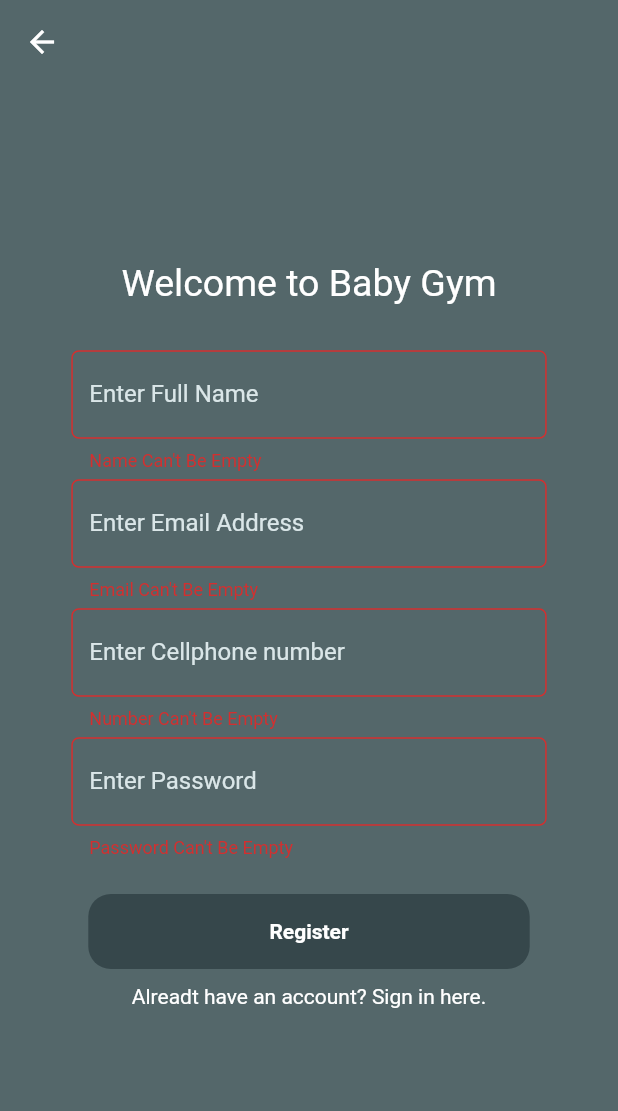
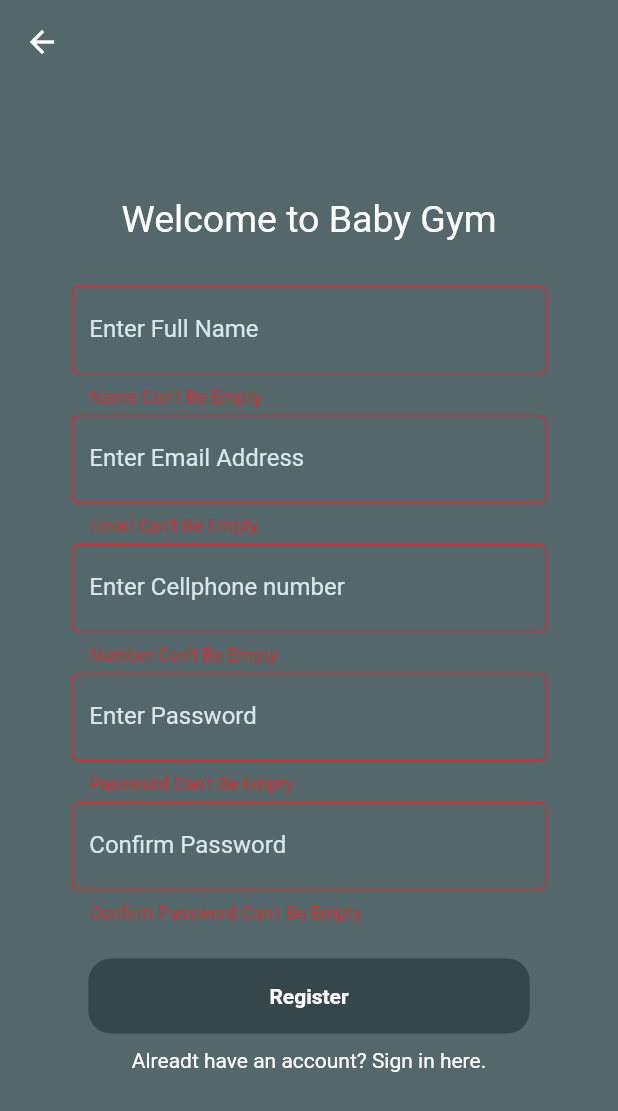
Before and after one commit to brendef/Baby-Gym-Booking-System, a Flutter app: the Register screen opened directly, after a tap on "Register", on a phone screen of 412 x 824 dp. Shown: the top 1111 px of the screen. Run offline on Flutter 3.47's test engine with Material 2 defaults, Android fonts, the phone set to English and light mode, and no system bars; our stand-ins replace cloud_firestore, firebase_auth, firebase_core, firebase_storage; missing offline and left inert: dart:html; accounts and stored records are empty.

Commit message:
Added confirm password on register screen

```diff
--- a/lib/ui/screens/register.dart
+++ b/lib/ui/screens/register.dart
@@ -16,11 +16,15 @@ class _RegisterState extends State<Register> {
   TextEditingController _cellNumberField = TextEditingController();
   TextEditingController _emailField = TextEditingController();
   TextEditingController _passwordField = TextEditingController();
+  TextEditingController _confirmPasswordField = TextEditingController();
 
+  bool _passwordsMatch = false;
   bool _validateName = false;
   bool _validateNumber = false;
   bool _validateEmail = false;
   bool _validatePassword = false;
+  bool _validateConfirmPassword = false;
+
   @override
   Widget build(BuildContext context) {
     return Scaffold(
@@ -145,6 +149,34 @@ class _RegisterState extends State<Register> {
               ),
             ),
             SizedBox(
+              height: 5,
+            ),
+            Container(
+              width: MediaQuery.of(context).size.width / 1.3,
+              child: TextFormField(
+                style: TextStyle(color: AppTheme.babygymGrey),
+                controller: _confirmPasswordField,
+                decoration: InputDecoration(
+                  labelText: "Confirm Password",
+                  labelStyle: TextStyle(
+                    color: AppTheme.babygymGrey,
+                  ),
+                  errorText: _validateConfirmPassword
+                      ? 'Confirm Password Can\'t Be Empty'
+                      : null,
+                  border: OutlineInputBorder(
+                    borderRadius: BorderRadius.circular(5.0),
+                  ),
+                  enabledBorder: OutlineInputBorder(
+                    borderSide: BorderSide(
+                      color: Colors.white10,
+                    ),
+                  ),
+                ),
+                obscureText: true,
+              ),
+            ),
+            SizedBox(
               height: MediaQuery.of(context).size.height / 35,
             ),
             Container(
@@ -175,16 +207,30 @@ class _RegisterState extends State<Register> {
                       _validatePassword = false;
                     }
 
+                    if (_confirmPasswordField.text.trim().isEmpty) {
+                      _validateConfirmPassword = true;
+                    } else {
+                      _validateConfirmPassword = false;
+                    }
+
                     if (_emailField.text.trim().isEmpty) {
                       _validateEmail = true;
                     } else {
                       _validateEmail = false;
                     }
+
+                    if (_passwordField.text.trim() ==
+                        _confirmPasswordField.text.trim()) {
+                      _passwordsMatch = true;
+                    } else {
+                      _passwordsMatch = false;
+                    }
                   });
                   if (!_validateName &&
                       !_validateNumber &&
                       !_validateEmail &&
-                      !_validatePassword) {
+                      !_validatePassword &&
+                      _passwordsMatch) {
                     bool shouldNavigate = await register(
                       _nameField.text,
                       _cellNumberField.text,
```
Also changed, not shown: lib/ui/screens/profile.dart (+46 -27 lines).
